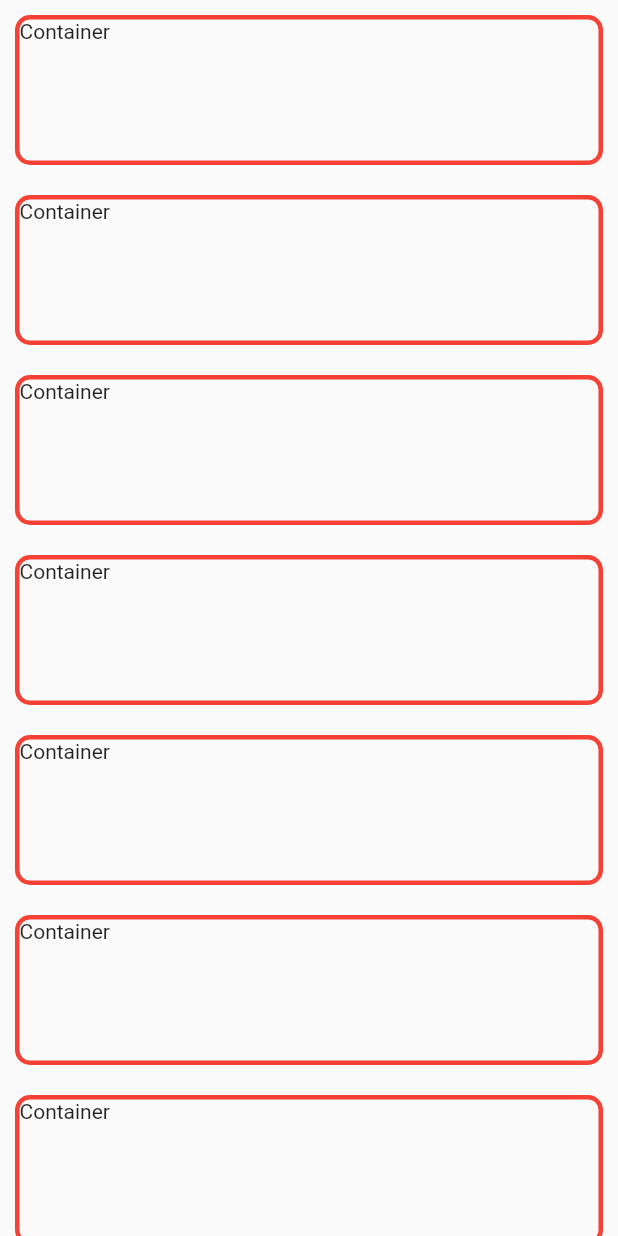
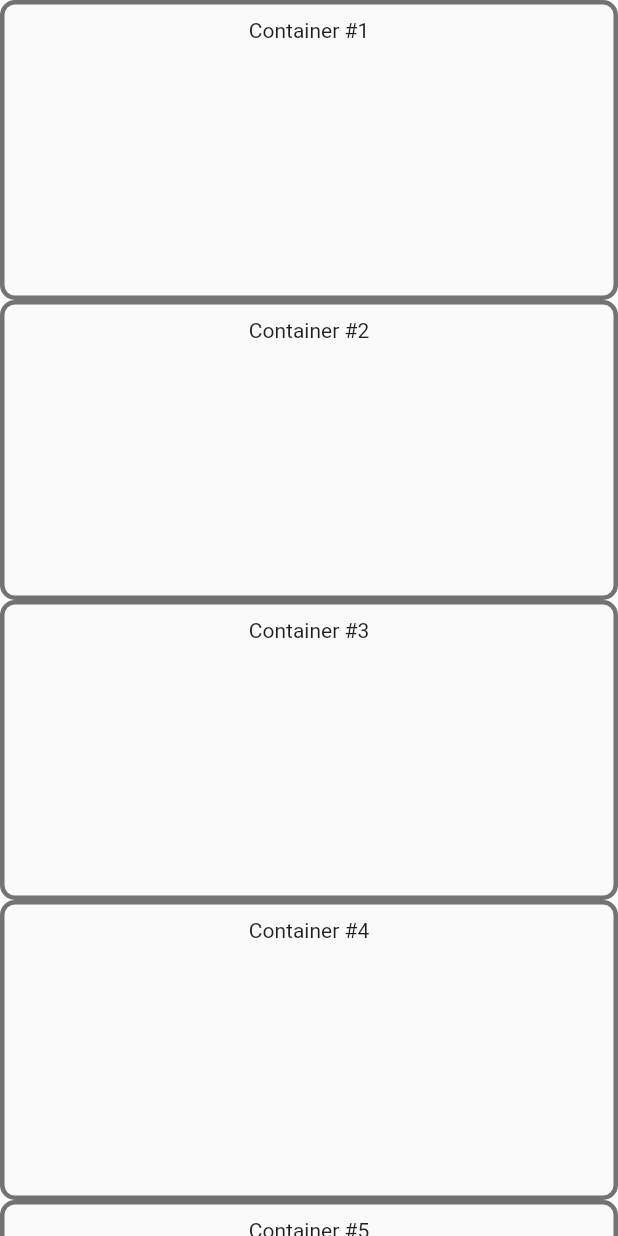
Before and after one commit to nash-2023/0003, a Flutter app: what tListviewP2() shows on an empty page, opened directly, on a phone screen of 412 x 824 dp. Run offline on Flutter 3.47's test engine with Material 2 defaults, Android fonts, the phone set to English and light mode, and no system bars.

Commit message:
45 list view

```diff
--- a/app_3/lib/53_ListView.dart
+++ b/app_3/lib/53_ListView.dart
@@ -8,36 +8,73 @@ class tListviewP2 extends StatefulWidget {
 }
 
 class _tListviewP2State extends State<tListviewP2> {
-  final cntnr = Container(
-    width: 400.0,
-    height: 100.0,
+  Widget cntnr(String ctxt) {
+    return Container(
+      // width: 100.0,
+      height: 200.0,
       decoration: BoxDecoration(
         border: Border.all(
-        color: Colors.red,
+          color: Colors.black54,
           width: 3.0,
         ),
         borderRadius: BorderRadius.circular(10.0),
       ),
-    margin: EdgeInsets.all(10.0),
-    child: Text("Container"),
+      alignment: Alignment.topCenter,
+      // margin: EdgeInsets.all(10.0),
+      child: Text(
+        ctxt,
+        style: TextStyle(height: 2.0),
+      ),
     );
+  }
 
   @override
   Widget build(BuildContext context) {
     return ListView(
+      // shrinkWrap: true,
+      scrollDirection: Axis.vertical,
+      // physics: NeverScrollableScrollPhysics(),
       children: [
-        cntnr,
-        cntnr,
-        cntnr,
-        cntnr,
-        cntnr,
-        cntnr,
-        cntnr,
-        cntnr,
-        cntnr,
-        cntnr,
-        cntnr,
-        cntnr,
+        cntnr("Container #1"),
+        cntnr("Container #2"),
+        cntnr("Container #3"),
+        cntnr("Container #4"),
+        cntnr("Container #5"),
+        Container(
+          // height: 200.0,
+          child: ListView(
+            shrinkWrap: true,
+            // physics: NeverScrollableScrollPhysics(),
+            children: [
+              Container(
+                width: 100.0,
+                height: 100.0,
+                color: Colors.red,
+              ),
+              Container(
+                width: 100.0,
+                height: 100.0,
+                color: Colors.green,
+              ),
+              Container(
+                width: 100.0,
+                height: 100.0,
+                color: Colors.blue,
+              ),
+              Container(
+                width: 100.0,
+                height: 100.0,
+                color: Colors.yellow,
+              ),
+            ],
+          ),
+        ),
+        cntnr("Container #6"),
+        cntnr("Container #7"),
+        cntnr("Container #8"),
+        cntnr("Container #9"),
+        cntnr("Container #10"),
+        cntnr("Container #11"),
       ],
     );
   }
--- a/app_3/lib/main.dart
+++ b/app_3/lib/main.dart
@@ -17,7 +17,8 @@ import 'package:app_3/tSwitch.dart';
 import 'package:app_3/tlistTile.dart';
 import 'package:app_3/tcircleAvatar.dart';
 import 'package:app_3/tsnackBar.dart';
-import 'Package:app_3/53_ListView.dart';
+import 'package:app_3/53_ListView.dart';
+import 'package:app_3/54_ListViewBuilder.dart';
 
 void main() {
   runApp(const MyApp());
@@ -48,7 +49,7 @@ class MyHomePage extends StatelessWidget {
       appBar: AppBar(
         title: Text(title),
       ),
-      body: tListviewP2(),
+      body: tListViewBuilder(),
 
       // floatingActionButton: FloatingActionButton(
       //   onPressed: () {
```
Also changed, not shown: app_3/lib/54_ListViewBuilder.dart (added, +39 -0 lines). Lines whose indentation alone changed are shown as unchanged.
